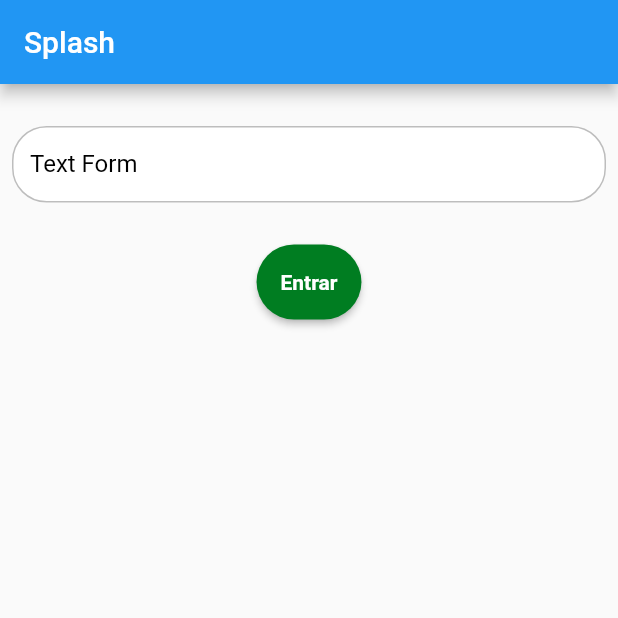
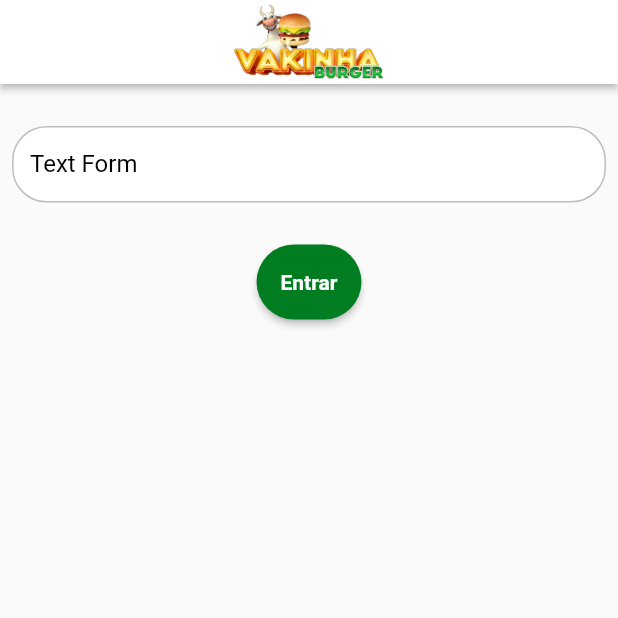
Before and after one commit to mattheusxa/Projects, a Flutter app: the screen it shows after launch, on a phone screen of 412 x 824 dp, the top half of it. Run offline on Flutter 3.47's test engine with Material 2 defaults, Android fonts, the phone set to English and light mode, and no system bars; our stand-ins replace get; Roboto replaces fonts that are missing (mplus1).

Commit message:
Create componet appBar

```diff
--- /dev/null
+++ b/Flutter/vakinha_burguer/lib/app/core/ui/widgets/vakinha_appbar.dart
@@ -0,0 +1,18 @@
+import 'package:flutter/material.dart';
+
+class VakinhaAppbar extends AppBar {
+  VakinhaAppbar({
+    Key? key,
+    double elevation = 2,
+  }) : super(
+          key: key,
+          backgroundColor: Colors.white,
+          elevation: elevation,
+          centerTitle: true,
+          title: Image.asset(
+            'assets/images/logo.png',
+            width: 100,
+          ),
+          iconTheme: const IconThemeData(color: Colors.black),
+        );
+}
--- a/Flutter/vakinha_burguer/lib/app/modules/splash/splash_page.dart
+++ b/Flutter/vakinha_burguer/lib/app/modules/splash/splash_page.dart
@@ -1,4 +1,5 @@
 import 'package:flutter/material.dart';
+import 'package:vakinha_burguer/app/core/ui/widgets/vakinha_appbar.dart';
 import 'package:vakinha_burguer/app/core/ui/widgets/vakinha_button.dart';
 import 'package:vakinha_burguer/app/core/ui/widgets/vakinha_textformfield.dart';
 
@@ -8,9 +9,7 @@ class SplashPage extends StatelessWidget {
   @override
   Widget build(BuildContext context) {
     return Scaffold(
-      appBar: AppBar(
-        title: const Text('Splash'),
-      ),
+      appBar: VakinhaAppbar(),
       body: Column(
         children: [
           const SizedBox(
--- a/Flutter/vakinha_burguer/pubspec.yaml
+++ b/Flutter/vakinha_burguer/pubspec.yaml
@@ -62,8 +62,8 @@ flutter:
   uses-material-design: true
 
   # To add assets to your application, add an assets section, like this:
-  # assets:
-  #   - images/a_dot_burr.jpeg
+  assets:
+    - assets/images/
   #   - images/a_dot_ham.jpeg
 
   # An image asset can refer to one or more resolution-specific "variants", see
```
Also changed, not shown: Flutter/vakinha_burguer/assets/images/logo.png (added).
